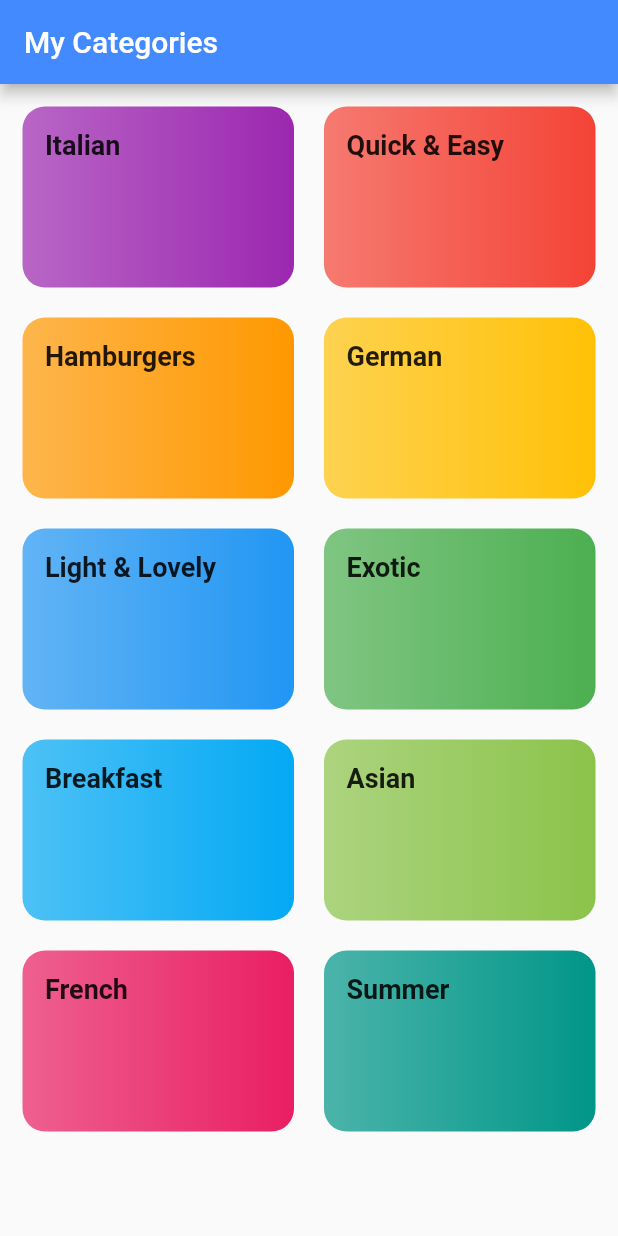
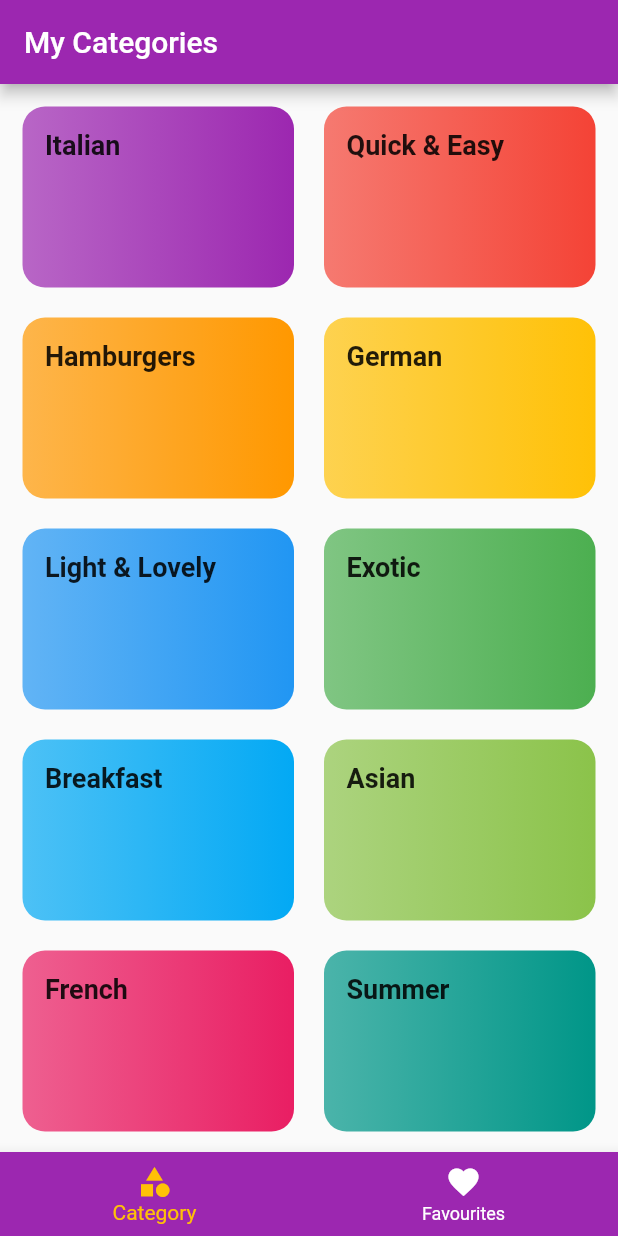
Before and after one commit to back-tosquare/Flutter-MealsApp, a Flutter app: the screen it shows after launch, on a phone screen of 412 x 824 dp. Run offline on Flutter 3.47's test engine with Material 2 defaults, Android fonts, the phone set to English and light mode, and no system bars.

Commit message:
Bottom Navigation Bar

```diff
--- a/MealsApp/lib/HomePage.dart
+++ b/MealsApp/lib/HomePage.dart
@@ -2,12 +2,42 @@ import 'package:flutter/material.dart';
 
 import './categories/CategoriesScreen.dart';
 import './utility/DefaultPage.dart';
+import './utility/BottomNavigation/MyBottomBar.dart';
+import './FavouritesPage.dart';
 
-class HomePage extends StatelessWidget {
+class HomePage extends StatefulWidget {
+  @override
+  _HomePageState createState() => _HomePageState();
+}
+
+class _HomePageState extends State<HomePage> {
+  final List<Map<String, Object>> _pageMap = [
+    {
+      "page": CategoriesScreen(),
+      "title": "My Categories",
+    },
+    {
+      "page": FavouritesPage(),
+      "title": "My Favourites",
+    },
+  ];
+
+  int _selectedPageIndex = 0;
+
+  void _bottomBarPageSwitcher(int index) {
+    setState(() {
+      _selectedPageIndex = index;
+    });
+  }
+
   Widget build(BuildContext context) {
     return DefaultPage(
-      pageTitle: "My Categories",
-      pageBody: CategoriesScreen(),
+      pageTitle: _pageMap[_selectedPageIndex]["title"],
+      pageBody: _pageMap[_selectedPageIndex]["page"],
+      bottomNavigationBar: MyBottomBar(
+        onTapHandler: (index) => _bottomBarPageSwitcher(index),
+        currentIndex: _selectedPageIndex,
+      ),
     );
   }
 }
--- /dev/null
+++ b/MealsApp/lib/utility/BottomNavigation/MyBottomBar.dart
@@ -0,0 +1,29 @@
+import 'package:flutter/material.dart';
+
+class MyBottomBar extends StatelessWidget {
+  final Function(int) onTapHandler;
+  final int currentIndex;
+
+  MyBottomBar({@required this.onTapHandler, @required this.currentIndex});
+
+  @override
+  Widget build(BuildContext context) {
+    return BottomNavigationBar(
+      backgroundColor: Theme.of(context).primaryColor,
+      items: [
+        BottomNavigationBarItem(
+          icon: Icon(Icons.category),
+          title: Text("Category"),
+        ),
+        BottomNavigationBarItem(
+          icon: Icon(Icons.favorite),
+          title: Text("Favourites"),
+        ),
+      ],
+      onTap: onTapHandler,
+      currentIndex: currentIndex,
+      selectedItemColor: Theme.of(context).accentColor,
+      unselectedItemColor: Theme.of(context).primaryColorLight,
+    );
+  }
+}
--- a/MealsApp/lib/utility/DefaultPage.dart
+++ b/MealsApp/lib/utility/DefaultPage.dart
@@ -3,8 +3,13 @@ import 'package:flutter/material.dart';
 class DefaultPage extends StatelessWidget {
   final String pageTitle;
   final Widget pageBody;
+  final Widget bottomNavigationBar;
 
-  DefaultPage({@required this.pageTitle, @required this.pageBody});
+  DefaultPage({
+    @required this.pageTitle,
+    @required this.pageBody,
+    this.bottomNavigationBar,
+  });
   @override
   Widget build(BuildContext context) {
     return Scaffold(
@@ -12,6 +17,7 @@ class DefaultPage extends StatelessWidget {
         title: Text(pageTitle),
       ),
       body: pageBody,
+      bottomNavigationBar: bottomNavigationBar,
     );
   }
 }
--- a/MealsApp/lib/utility/GeneralTheme.dart
+++ b/MealsApp/lib/utility/GeneralTheme.dart
@@ -9,10 +9,12 @@ class MyTheme {
           fontWeight: FontWeight.bold,
         ),
       ),
-      primaryColor: Colors.blueAccent,
+      primaryColor: Colors.purple,
       primarySwatch: Colors.blue,
       secondaryHeaderColor: Colors.green,
       accentColor: Colors.amber,
+      primaryColorDark: Colors.black,
+      primaryColorLight: Colors.white,
     );
   }
 }
```
Also changed, not shown: MealsApp/lib/FavouritesPage.dart (added, +12 -0 lines), MealsApp/lib/recepies/widgets/RecepieDetail/Configuration/ListContainer.dart (+6 -2 lines), MealsApp/lib/recepies/widgets/RecepieDetail/Ingredients/IngredientsListView.dart (+11 -6 lines), MealsApp/lib/recepies/widgets/RecepieDetail/Steps/StepsCardView.dart (added, +21 -0 lines), MealsApp/lib/recepies/widgets/RecepieDetail/Steps/StepsListView.dart (+19 -2 lines), MealsApp/assets/MyScreenshot.png, MealsApp/assets/MyScreenshot3.png (added), 1 other file.
